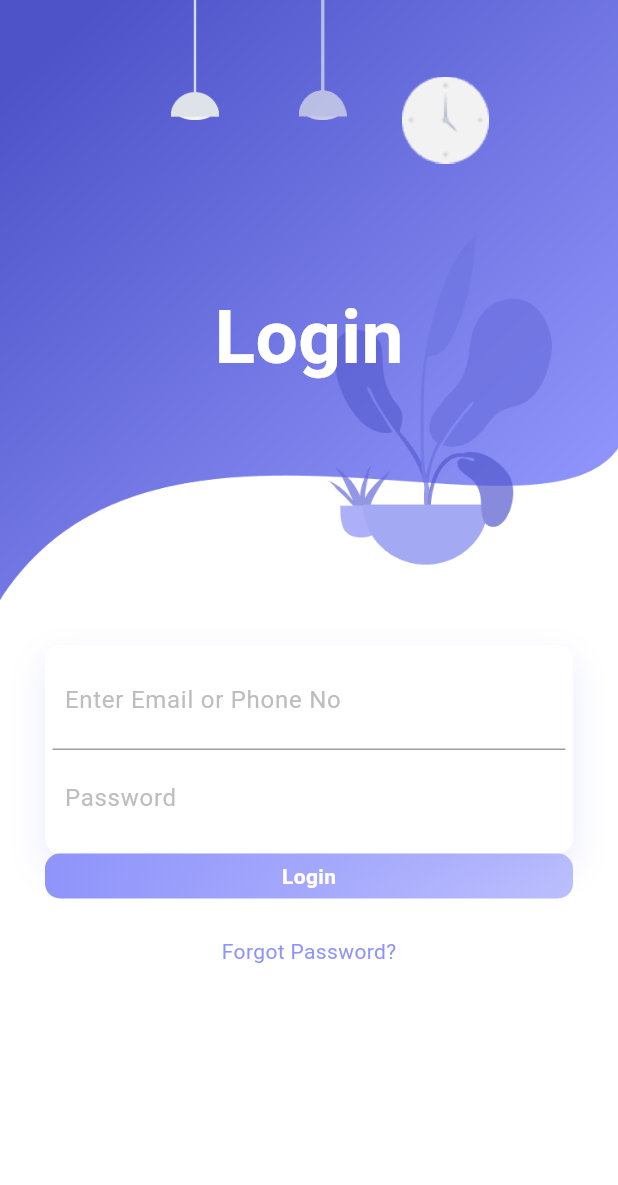
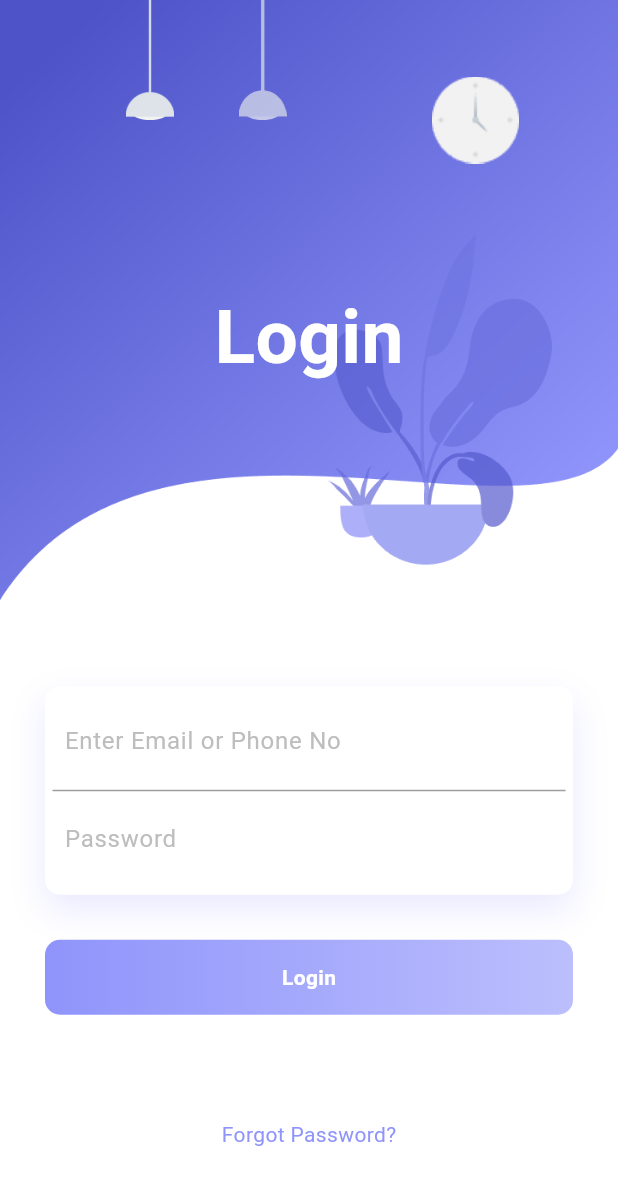
Before and after one commit to AbdullahUsman07/FrontEnd-Designs, a Flutter app: the screen it shows after launch, on a phone screen of 412 x 824 dp. Shown: the top 1185 px of the screen. Run offline on Flutter 3.47's test engine with Material 3 defaults, Android fonts, the light colour scheme and no system bars; our stand-ins replace logger.

Commit message:
fixed Issues

```diff
--- a/login_designs/lib/Design1.dart
+++ b/login_designs/lib/Design1.dart
@@ -1,142 +1,186 @@
 import 'package:flutter/material.dart';
 
-
-class LoginDesign extends StatelessWidget{
-
+class LoginDesign extends StatelessWidget {
   @override
-  Widget build(BuildContext context){
+  Widget build(BuildContext context) {
     return MaterialApp(
-      home:Scaffold(
+      debugShowCheckedModeBanner: false,
+      home: Scaffold(
         backgroundColor: Colors.white,
-      body:Container(
-        child:Column(
-          children:[
+        body: LayoutBuilder(
+          builder: (context, constraints) {
+            return SingleChildScrollView(
+              child: ConstrainedBox(
+                constraints: BoxConstraints(minHeight: constraints.maxHeight),
+                child: IntrinsicHeight(
+                  child: Column(
+                    children: [
+                      // Top Container with Background and Decorations
                       Container(
-              height:400,
-              decoration:BoxDecoration(
-                image:DecorationImage(
+                        height: 400,
+                        decoration: BoxDecoration(
+                          image: DecorationImage(
                             image: AssetImage('assets/images/background.png'),
-                  fit:BoxFit.fill,
+                            fit: BoxFit.fill,
                           ),
                         ),
-              child:Stack(
+                        child: Stack(
                           children: [
                             Positioned(
-                    left:30,
-                    height:80,
-                    width:200,
-                    child:Container(
+                              height: 80,
+                              width: 200,
+                              child: Container(
                                 decoration: BoxDecoration(
-                        image:DecorationImage(
-                          image: AssetImage('assets/images/light-1.png'),
+                                  image: DecorationImage(
+                                    image: AssetImage(
+                                        'assets/images/light-1.png'),
                                   ),
                                 ),
-                    )
+                              ),
                             ),
                             Positioned(
-                    left:140,
-                    height:80,
-                    width:150,
-                    child:Container(
+                              left: 100,
+                              height: 80,
+                              width: 150,
+                              child: Container(
                                 decoration: BoxDecoration(
-                        image:DecorationImage(
-                          image: AssetImage('assets/images/light-2.png'),
+                                  image: DecorationImage(
+                                    image: AssetImage(
+                                        'assets/images/light-2.png'),
                                   ),
                                 ),
-                    )
+                              ),
                             ),
                             Positioned(
-                    right: 40,
-                    top:40,
-                    height:80,
-                    width:150,
-                    child:Container(
+                              right: 20,
+                              top: 40,
+                              height: 80,
+                              width: 150,
+                              child: Container(
                                 decoration: BoxDecoration(
-                        image:DecorationImage(
+                                  image: DecorationImage(
                                     image: AssetImage('assets/images/clock.png'),
                                   ),
                                 ),
-                    )
+                              ),
                             ),
                             Positioned(
-                    child:Container(
-                      margin: EdgeInsets.only(top:50),
-                      child:Center(
-                        child: Text('Login',style:TextStyle(color:Colors.white,fontSize:50,fontWeight:FontWeight.bold)),)
+                              child: Container(
+                                margin: EdgeInsets.only(top: 50),
+                                child: Center(
+                                  child: Text(
+                                    'Login',
+                                    style: TextStyle(
+                                      color: Colors.white,
+                                      fontSize: 50,
+                                      fontWeight: FontWeight.bold,
+                                    ),
+                                  ),
+                                ),
                               ),
                             ),
                           ],
                         ),
                       ),
-            Padding(
-              padding:EdgeInsets.all(30.0),
-              child:Column(
-                children:[
+                      // Input and Login Container
+                      Expanded(
+                        child: Padding(
+                          padding: EdgeInsets.all(30.0),
+                          child: Column(
+                            mainAxisAlignment: MainAxisAlignment.center,
+                            children: [
+                              // Input Fields
                               Container(
-                    padding:EdgeInsets.all(5.0),
-                    decoration:BoxDecoration(
-                      color:Colors.white,
-                      borderRadius:BorderRadius.circular(10.0),
-                      boxShadow:[
+                                padding: EdgeInsets.all(5.0),
+                                decoration: BoxDecoration(
+                                  color: Colors.white,
+                                  borderRadius: BorderRadius.circular(10.0),
+                                  boxShadow: [
                                     BoxShadow(
-                        color:Color.fromRGBO(143, 148, 251, .2),
+                                      color: Color.fromRGBO(143, 148, 251, .2),
                                       blurRadius: 20.0,
-                        offset: Offset(0, 10)
+                                      offset: Offset(0, 10),
                                     ),
-                      ]
+                                  ],
                                 ),
-                    child:Column(
+                                child: Column(
                                   children: [
                                     Container(
                                       padding: EdgeInsets.all(8.0),
                                       decoration: BoxDecoration(
-                            border:Border(bottom:BorderSide(color:Colors.grey),)
+                                        border: Border(
+                                          bottom: BorderSide(color: Colors.grey),
                                         ),
-                          child:TextField(
-                            decoration:InputDecoration(
-                              border:InputBorder.none,
+                                      ),
+                                      child: TextField(
+                                        decoration: InputDecoration(
+                                          border: InputBorder.none,
                                           hintText: 'Enter Email or Phone No',
-                              hintStyle: TextStyle(color:Colors.grey[400],)
-                            )
-                          )
+                                          hintStyle: TextStyle(
+                                            color: Colors.grey[400],
+                                          ),
+                                        ),
+                                      ),
                                     ),
                                     Container(
                                       padding: EdgeInsets.all(8.0),
-                          child:TextField(
-                            decoration:InputDecoration(
-                              border:InputBorder.none,
+                                      child: TextField(
+                                        obscureText: true,
+                                        decoration: InputDecoration(
+                                          border: InputBorder.none,
                                           hintText: 'Password',
-                              hintStyle: TextStyle(color:Colors.grey[400],)
-                            )
-                          )
-                        ),
-                      ],)
-                  ),
-                  SizedBox(
-                    height:30,
-                    child:Container(
-                      height:50,
-                      decoration: BoxDecoration(
-                        borderRadius: BorderRadius.circular(10),
-                        gradient: LinearGradient(colors:[
-                          Color.fromRGBO(143, 148, 251, 1),
-                          Color.fromRGBO(143,148, 251, .6),
-                        ]),
-                      ),
-                      child:Center(
-                        child:Text('Login',style:TextStyle(color:Colors.white,fontWeight: FontWeight.bold)),
+                                          hintStyle: TextStyle(
+                                            color: Colors.grey[400],
                                           ),
                                         ),
                                       ),
-                  SizedBox(height:70,
-                  child:Center(
-                    child: Text('Forgot Password?',style:TextStyle(color:Color.fromRGBO(143, 148, 251, 1))),)),
-
-                ]
-              )
                                     ),
                                   ],
-        )
+                                ),
+                              ),
+                              SizedBox(height: 30),
+                              // Login Button
+                              Container(
+                                height: 50,
+                                decoration: BoxDecoration(
+                                  borderRadius: BorderRadius.circular(10),
+                                  gradient: LinearGradient(
+                                    colors: [
+                                      Color.fromRGBO(143, 148, 251, 1),
+                                      Color.fromRGBO(143, 148, 251, .6),
+                                    ],
+                                  ),
+                                ),
+                                child: Center(
+                                  child: Text(
+                                    'Login',
+                                    style: TextStyle(
+                                      color: Colors.white,
+                                      fontWeight: FontWeight.bold,
+                                    ),
+                                  ),
+                                ),
+                              ),
+                              SizedBox(height: 70),
+                              // Forgot Password
+                              Center(
+                                child: Text(
+                                  'Forgot Password?',
+                                  style: TextStyle(
+                                    color: Color.fromRGBO(143, 148, 251, 1),
+                                  ),
+                                ),
+                              ),
+                            ],
+                          ),
+                        ),
+                      ),
+                    ],
+                  ),
+                ),
+              ),
+            );
+          },
         ),
       ),
     );
```
Lines whose indentation alone changed are shown as unchanged.
